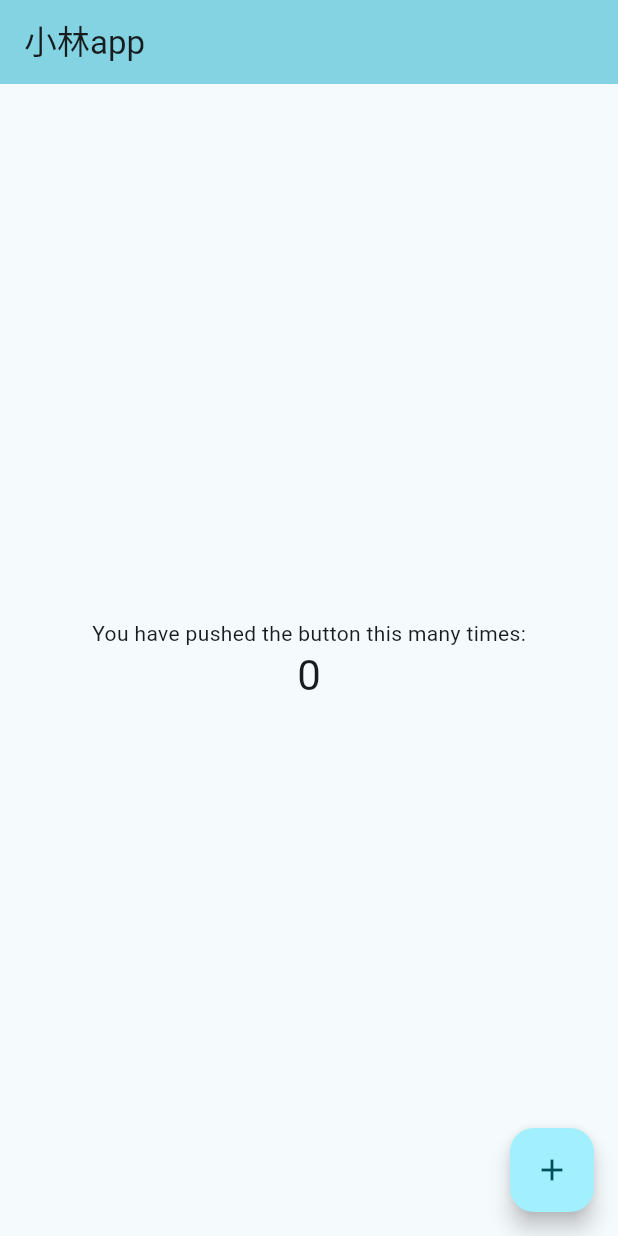
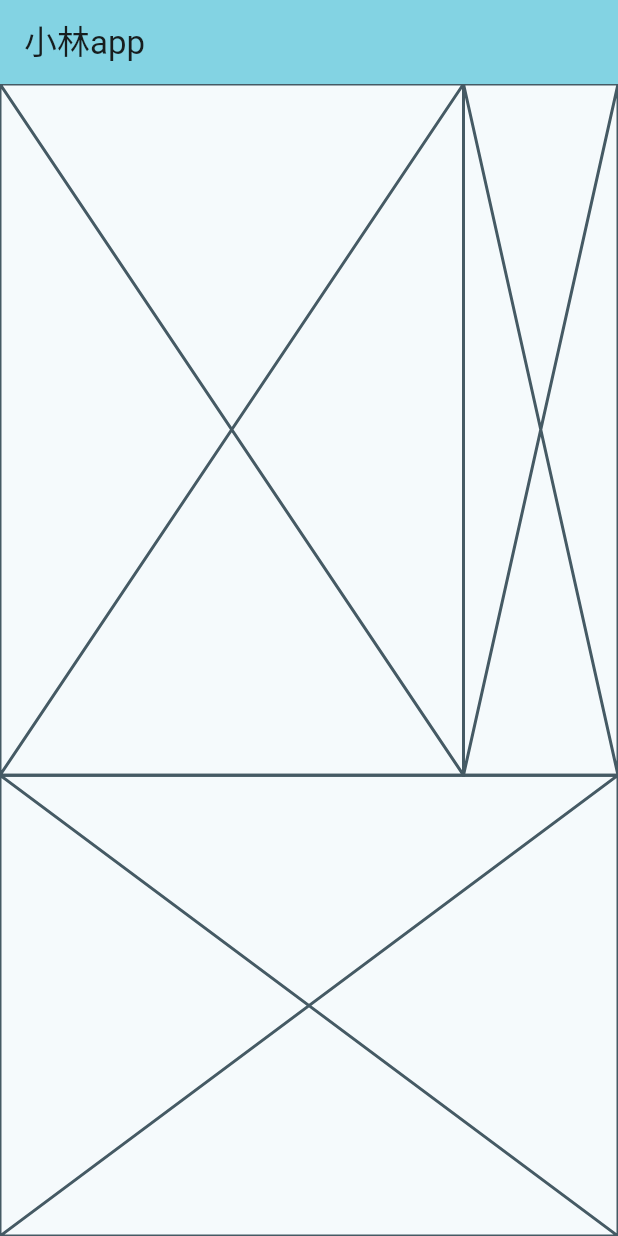
Before and after one commit to oit-kobayashi/sdj26kobayashi, a Flutter app: the screen it shows after launch, on a phone screen of 412 x 824 dp. Run offline on Flutter 3.47's test engine with Material 3 defaults, Android fonts, the phone set to English and light mode, and no system bars.

Commit message:
update UI

```diff
--- a/sjdapp1/lib/main.dart
+++ b/sjdapp1/lib/main.dart
@@ -42,22 +42,19 @@
         backgroundColor: Theme.of(context).colorScheme.inversePrimary,
         title: Text(widget.title),
       ),
-      body: Center(
-        child: Column(
-          mainAxisAlignment: .center,
-          children: [
-            const Text('You have pushed the button this many times:'),
-            Text(
-              '$_counter',
-              style: Theme.of(context).textTheme.headlineMedium,
+      body: Column(
+        children: [
+          Expanded(
+            flex: 3,
+            child: Row(
+              children: [
+                Expanded(flex: 3, child: Placeholder()),
+                Expanded(flex: 1, child: Placeholder()),
+              ],
             ),
-          ],
-        ),
-      ),
-      floatingActionButton: FloatingActionButton(
-        onPressed: _incrementCounter,
-        tooltip: 'Increment',
-        child: const Icon(Icons.add),
+          ),
+          Expanded(flex: 2, child: Placeholder()),
+        ],
       ),
     );
   }
```
